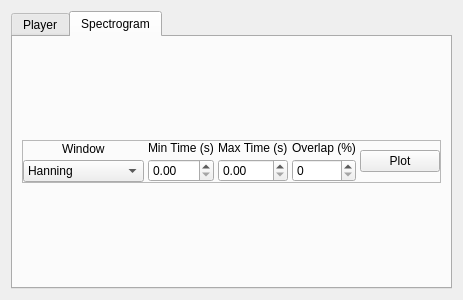
Old version of the form TP2/Synthesis/Program/GUIs/GUI.ui in the repository AlanVek/ASSD.
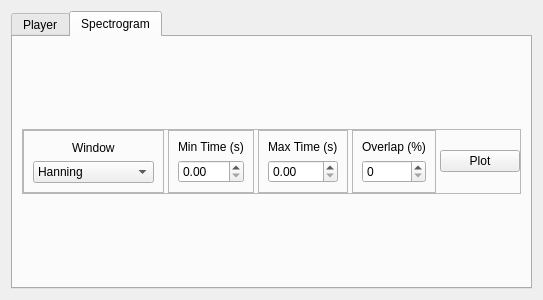
New version of the form. The open tabs and pages were chosen to show the change.

```diff
--- a/TP2/Synthesis/Program/GUIs/GUI.ui
+++ b/TP2/Synthesis/Program/GUIs/GUI.ui
@@ -6,7 +6,7 @@
    <rect>
     <x>0</x>
     <y>0</y>
-    <width>400</width>
+    <width>433</width>
     <height>300</height>
    </rect>
   </property>
@@ -127,6 +127,10 @@
            <number>0</number>
           </property>
           <item>
+           <widget class="QFrame" name="">
+            <property name="frameShape">
+             <enum>QFrame::StyledPanel</enum>
+            </property>
            <layout class="QVBoxLayout" name="verticalLayout_4">
             <item alignment="Qt::AlignHCenter">
              <widget class="QLabel" name="label">
@@ -175,8 +179,13 @@
              </widget>
             </item>
            </layout>
+           </widget>
           </item>
           <item>
+           <widget class="QFrame" name="">
+            <property name="frameShape">
+             <enum>QFrame::StyledPanel</enum>
+            </property>
            <layout class="QVBoxLayout" name="verticalLayout_5">
             <item alignment="Qt::AlignHCenter">
              <widget class="QLabel" name="label_2">
@@ -189,8 +198,13 @@
              <widget class="QDoubleSpinBox" name="min_time"/>
             </item>
            </layout>
+           </widget>
           </item>
           <item>
+           <widget class="QFrame" name="">
+            <property name="frameShape">
+             <enum>QFrame::StyledPanel</enum>
+            </property>
            <layout class="QVBoxLayout" name="verticalLayout_6">
             <item alignment="Qt::AlignHCenter">
              <widget class="QLabel" name="label_3">
@@ -203,8 +217,13 @@
              <widget class="QDoubleSpinBox" name="max_time"/>
             </item>
            </layout>
+           </widget>
           </item>
           <item>
+           <widget class="QFrame" name="">
+            <property name="frameShape">
+             <enum>QFrame::StyledPanel</enum>
+            </property>
            <layout class="QVBoxLayout" name="verticalLayout_7">
             <item alignment="Qt::AlignHCenter">
              <widget class="QLabel" name="label_4">
@@ -217,6 +236,7 @@
              <widget class="QSpinBox" name="overlap"/>
             </item>
            </layout>
+           </widget>
           </item>
           <item>
            <widget class="QPushButton" name="plot_button">
```
Left out of the diff: 14 changed lines with no effect on the pictures. Lines whose indentation alone changed are shown as unchanged.
